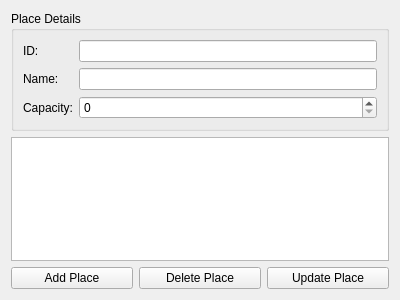
Above: app/ui/placesui.ui from bilalobe/AceMatch before the change. Below: the same form after it.
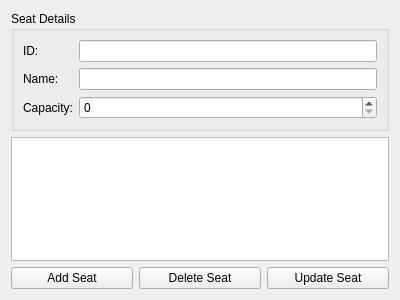
That is the form after the change.

Diff of the .ui file:
```diff
--- a/app/ui/placesui.ui
+++ b/app/ui/placesui.ui
@@ -17,7 +17,7 @@
    <item>
     <widget class="QGroupBox" name="groupBox">
      <property name="title">
-      <string>Place Details</string>
+      <string>Seat Details</string>
      </property>
      <layout class="QFormLayout" name="formLayout">
       <item row="0" column="0">
@@ -61,21 +61,21 @@
      <item>
       <widget class="QPushButton" name="addPlaceButton">
        <property name="text">
-        <string>Add Place</string>
+        <string>Add Seat</string>
        </property>
       </widget>
      </item>
      <item>
       <widget class="QPushButton" name="deletePlaceButton">
        <property name="text">
-        <string>Delete Place</string>
+        <string>Delete Seat</string>
        </property>
       </widget>
      </item>
      <item>
       <widget class="QPushButton" name="updatePlaceButton">
        <property name="text">
-        <string>Update Place</string>
+        <string>Update Seat</string>
        </property>
       </widget>
      </item>
```
Left out of the diff: 8 changed lines with no effect on the pictures.
